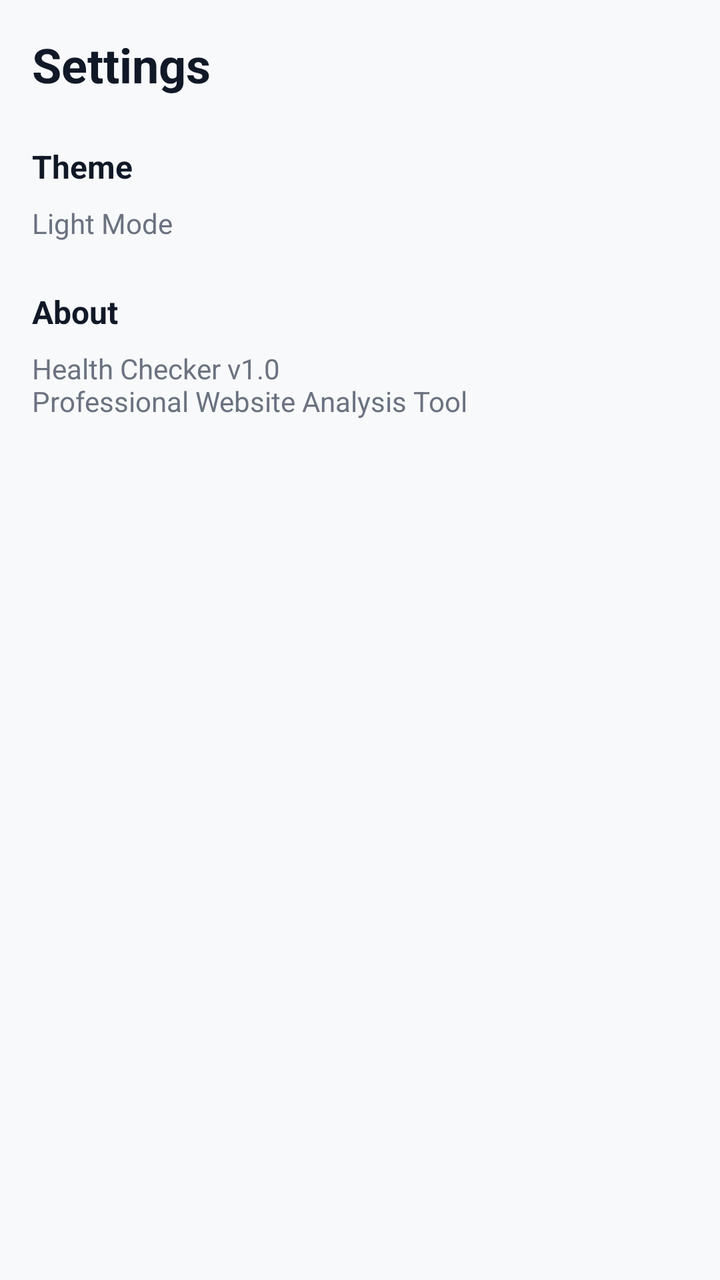
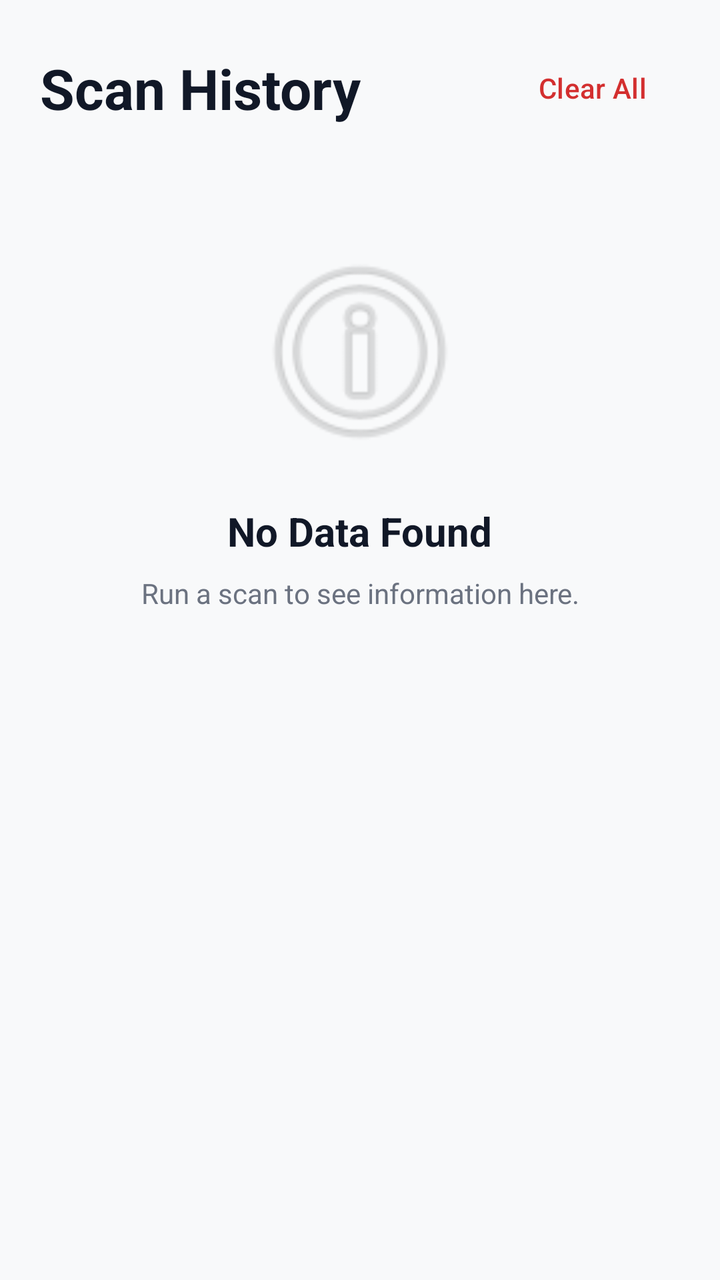

The first picture is an Android layout as it rendered before a commit; the second is the same layout after the commit. The layout source and the unified diff follow.
<!-- AndroidManifest.xml: application theme Theme.HealthChecker -->
<!-- res/layout/fragment_history.xml -->
<?xml version="1.0" encoding="utf-8"?>
<ScrollView xmlns:android="http://schemas.android.com/apk/res/android"
    android:layout_width="match_parent"
    android:layout_height="match_parent"
    android:background="@color/md_theme_light_background">

    <LinearLayout
        android:layout_width="match_parent"
        android:layout_height="wrap_content"
        android:orientation="vertical"
        android:padding="16dp">

        <TextView
            android:layout_width="wrap_content"
            android:layout_height="wrap_content"
            android:text="Settings"
            android:textSize="24sp"
            android:textStyle="bold"
            android:textColor="@color/text_premium_primary"
            android:layout_marginBottom="24dp"/>

        <TextView
            android:layout_width="wrap_content"
            android:layout_height="wrap_content"
            android:text="Theme"
            android:textSize="16sp"
            android:textStyle="bold"
            android:textColor="@color/text_premium_primary"
            android:layout_marginBottom="8dp"/>

        <TextView
            android:layout_width="wrap_content"
            android:layout_height="wrap_content"
            android:text="Light Mode"
            android:textSize="14sp"
            android:textColor="@color/text_premium_secondary"
            android:layout_marginBottom="24dp"/>

        <TextView
            android:layout_width="wrap_content"
            android:layout_height="wrap_content"
            android:text="About"
            android:textSize="16sp"
            android:textStyle="bold"
            android:textColor="@color/text_premium_primary"
            android:layout_marginBottom="8dp"/>

        <TextView
            android:layout_width="wrap_content"
            android:layout_height="wrap_content"
            android:text="Health Checker v1.0\nProfessional Website Analysis Tool"
            android:textSize="14sp"
            android:textColor="@color/text_premium_secondary"/>
    </LinearLayout>
</ScrollView>
<!-- resources referenced by this layout -->
<resources>
  <color name="md_theme_light_background">#F8F9FA</color>
  <color name="text_premium_primary">#111827</color>
  <color name="text_premium_secondary">#6B7280</color>
  <style name="Theme.HealthChecker" parent="Theme.Material3.Light">
          <item name="colorPrimary">@color/md_theme_light_primary</item>
          <item name="colorOnPrimary">@color/md_theme_light_onPrimary</item>
          <item name="colorPrimaryContainer">@color/md_theme_light_primaryContainer</item>
          <item name="colorOnPrimaryContainer">@color/md_theme_light_onPrimaryContainer</item>
          <item name="colorSecondary">@color/md_theme_light_secondary</item>
          <item name="colorOnSecondary">@color/md_theme_light_onSecondary</item>
          <item name="colorSecondaryContainer">@color/md_theme_light_secondaryContainer</item>
          <item name="colorOnSecondaryContainer">@color/md_theme_light_onSecondaryContainer</item>
          <item name="colorTertiary">@color/md_theme_light_tertiary</item>
          <item name="colorOnTertiary">@color/md_theme_light_onTertiary</item>
          <item name="colorTertiaryContainer">@color/md_theme_light_tertiaryContainer</item>
          <item name="colorOnTertiaryContainer">@color/md_theme_light_onTertiaryContainer</item>
          <item name="colorError">@color/md_theme_light_error</item>
          <item name="colorOnError">@color/md_theme_light_onError</item>
          <item name="colorErrorContainer">@color/md_theme_light_errorContainer</item>
          <item name="colorOnErrorContainer">@color/md_theme_light_onErrorContainer</item>
          <item name="colorOutline">@color/md_theme_light_outline</item>
          <item name="android:colorBackground">@color/md_theme_light_background</item>
          <item name="colorOnBackground">@color/md_theme_light_onBackground</item>
          <item name="colorSurface">@color/md_theme_light_surface</item>
          <item name="colorOnSurface">@color/md_theme_light_onSurface</item>
          <item name="colorSurfaceVariant">@color/md_theme_light_surfaceVariant</item>
          <item name="colorOnSurfaceVariant">@color/md_theme_light_onSurfaceVariant</item>
      </style>
  <color name="md_theme_light_primary">#6750A4</color>
  <color name="md_theme_light_onPrimary">#FFFFFF</color>
  <color name="md_theme_light_primaryContainer">#EADDFF</color>
  <color name="md_theme_light_onPrimaryContainer">#21005D</color>
  <color name="md_theme_light_secondary">#625B71</color>
  <color name="md_theme_light_onSecondary">#FFFFFF</color>
  <color name="md_theme_light_secondaryContainer">#E8DEF8</color>
  <color name="md_theme_light_onSecondaryContainer">#1D192B</color>
  <color name="md_theme_light_tertiary">#7D5260</color>
  <color name="md_theme_light_onTertiary">#FFFFFF</color>
  <color name="md_theme_light_tertiaryContainer">#FFD8E4</color>
  <color name="md_theme_light_onTertiaryContainer">#31111D</color>
  <color name="md_theme_light_error">#B3261E</color>
  <color name="md_theme_light_onError">#FFFFFF</color>
  <color name="md_theme_light_errorContainer">#F9DEDC</color>
  <color name="md_theme_light_onErrorContainer">#410E0B</color>
  <color name="md_theme_light_outline">#79747E</color>
  <color name="md_theme_light_onBackground">#1F2937</color>
  <color name="md_theme_light_surface">#FFFBFE</color>
  <color name="md_theme_light_onSurface">#1C1B1F</color>
  <color name="md_theme_light_surfaceVariant">#E7E0EC</color>
  <color name="md_theme_light_onSurfaceVariant">#49454F</color>
</resources>

<!-- the commit's change to res/layout/fragment_history.xml (unified diff, before → after) -->
@@ -6,50 +6,82 @@
 
     <LinearLayout
         android:layout_width="match_parent"
-        android:layout_height="wrap_content"
+        android:layout_height="match_parent"
         android:orientation="vertical"
-        android:padding="16dp">
+        android:padding="20dp">
 
-        <TextView
-            android:layout_width="wrap_content"
+        <RelativeLayout
+            android:layout_width="match_parent"
             android:layout_height="wrap_content"
-            android:text="Settings"
-            android:textSize="24sp"
-            android:textStyle="bold"
-            android:textColor="@color/text_premium_primary"
-            android:layout_marginBottom="24dp"/>
+            android:layout_marginBottom="16dp">
 
-        <TextView
-            android:layout_width="wrap_content"
-            android:layout_height="wrap_content"
-            android:text="Theme"
-            android:textSize="16sp"
-            android:textStyle="bold"
-            android:textColor="@color/text_premium_primary"
-            android:layout_marginBottom="8dp"/>
+            <TextView
+                android:layout_width="wrap_content"
+                android:layout_height="wrap_content"
+                android:layout_alignParentStart="true"
+                android:layout_centerVertical="true"
+                android:text="Scan History"
+                android:textColor="@color/text_premium_primary"
+                android:textSize="28sp"
+                android:textStyle="bold" />
 
-        <TextView
-            android:layout_width="wrap_content"
-            android:layout_height="wrap_content"
-            android:text="Light Mode"
-            android:textSize="14sp"
-            android:textColor="@color/text_premium_secondary"
-            android:layout_marginBottom="24dp"/>
+            <com.google.android.material.button.MaterialButton
+                android:id="@+id/btnClearHistory"
+                style="@style/Widget.Material3.Button.TextButton"
+                android:layout_width="wrap_content"
+                android:layout_height="wrap_content"
+                android:layout_alignParentEnd="true"
+                android:layout_centerVertical="true"
+                android:text="Clear All"
+                android:textColor="@color/critical_red" />
+        </RelativeLayout>
 
-        <TextView
-            android:layout_width="wrap_content"
-            android:layout_height="wrap_content"
-            android:text="About"
-            android:textSize="16sp"
-            android:textStyle="bold"
-            android:textColor="@color/text_premium_primary"
-            android:layout_marginBottom="8dp"/>
+        
+        <androidx.recyclerview.widget.RecyclerView
+            android:id="@+id/recyclerViewHistory"
+            android:layout_width="match_parent"
+            android:layout_height="match_parent"
+            android:visibility="gone"/>
 
-        <TextView
-            android:layout_width="wrap_content"
-            android:layout_height="wrap_content"
-            android:text="Health Checker v1.0\nProfessional Website Analysis Tool"
-            android:textSize="14sp"
-            android:textColor="@color/text_premium_secondary"/>
+        
+        <include
+            android:id="@+id/layoutEmptyState"
+            layout="@layout/component_empty_state" />
     </LinearLayout>
 </ScrollView>
+<!-- res/layout/component_empty_state.xml (included above) -->
+<?xml version="1.0" encoding="utf-8"?>
+<LinearLayout xmlns:android="http://schemas.android.com/apk/res/android"
+    android:layout_width="match_parent"
+    android:layout_height="match_parent"
+    android:gravity="center"
+    android:orientation="vertical"
+    android:padding="32dp">
+
+    <ImageView
+        android:id="@+id/ivEmptyIcon"
+        android:layout_width="120dp"
+        android:layout_height="120dp"
+        android:alpha="0.3"
+        android:src="@android:drawable/ic_menu_info_details"
+        android:layout_marginBottom="16dp"/>
+
+    <TextView
+        android:id="@+id/tvEmptyTitle"
+        android:layout_width="wrap_content"
+        android:layout_height="wrap_content"
+        android:text="No Data Found"
+        android:textSize="20sp"
+        android:textStyle="bold"
+        android:textColor="@color/text_premium_primary"
+        android:layout_marginBottom="8dp"/>
+
+    <TextView
+        android:id="@+id/tvEmptyMessage"
+        android:layout_width="wrap_content"
+        android:layout_height="wrap_content"
+        android:text="Run a scan to see information here."
+        android:textSize="14sp"
+        android:textAlignment="center"
+        android:textColor="@color/text_premium_secondary"/>
+</LinearLayout>
<!-- resource entries referenced after the edit -->
@@ -1,5 +1,6 @@
 <!-- resources referenced by this layout -->
 <resources>
+  <color name="critical_red">#D32F2F</color>
   <color name="md_theme_light_background">#F8F9FA</color>
   <color name="text_premium_primary">#111827</color>
   <color name="text_premium_secondary">#6B7280</color>
